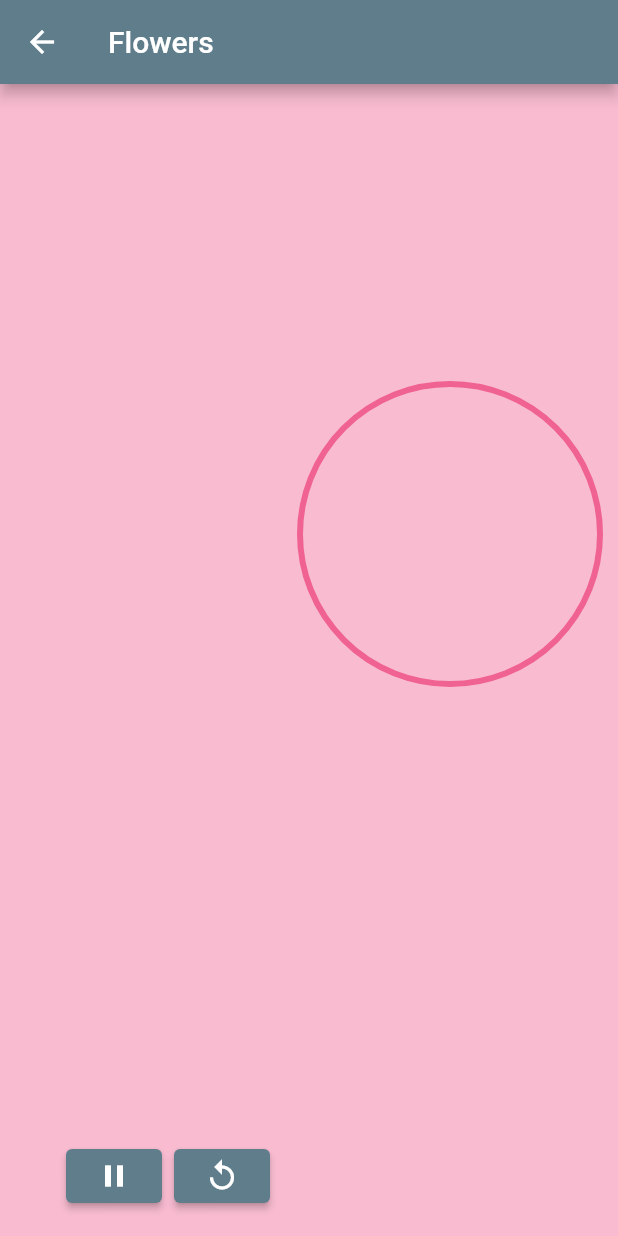
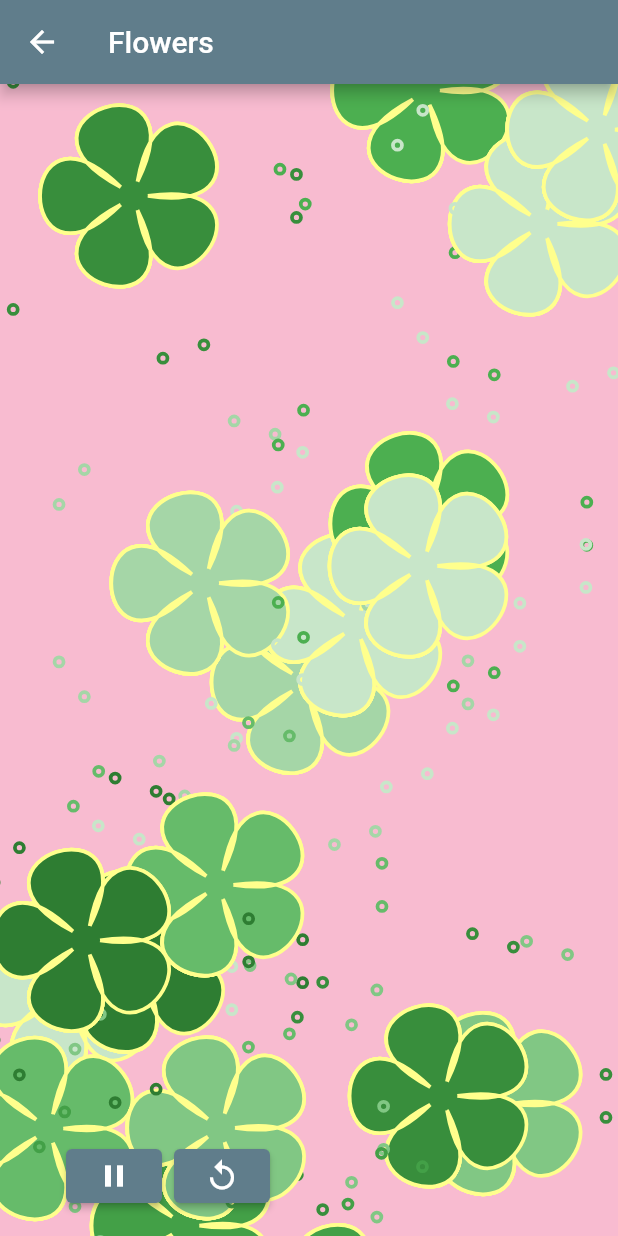
Before and after one commit to fullmers/flutter_animation_play, a Flutter app: the Flowers screen opened directly, after a tap on the "play arrow" icon, on a phone screen of 412 x 824 dp. Run offline on Flutter 3.47's test engine with Material 2 defaults, Android fonts, the phone set to English and light mode, and no system bars.

Commit message:
draw random flowers

```diff
--- a/lib/flowers/flower_painter.dart
+++ b/lib/flowers/flower_painter.dart
@@ -1,3 +1,4 @@
+import 'dart:math';
 import 'dart:ui';
 
 import 'package:flutter/material.dart';
@@ -6,24 +7,105 @@ import 'package:flutter/material.dart';
 class FlowerPainter extends CustomPainter {
   FlowerPainter({
     required this.progress,
+    required this.numPetals,
+    required this.center,
+    required this.width,
+    required this.height,
   });
 
   /// a value between 0.0 and 1.0 indicating the total progress of the animation. It comes from
   /// the animation controller in the calling widget
   final double progress;
+  final double width;
+  final double height;
 
+  final Offset center;
+  final int numPetals;
+
+  Offset _flowerCenter = Offset.zero;
+  final _ctrlPtHeight = 100.0;
+  final _outerWidthDelta = pi / 24;
+  final _r = 10.0;
+  final _numFlowers = 20;
+  final _paint = Paint();
+  final _random = Random();
+  Path petalsPath = Path();
+
+  double _theta = 0;
+  double _innerWidthSweep = 0;
+
+  // it appears that paint is called in desktop every time the mouse moves over a new widget, or in and out of the
+  // program screen
   @override
   void paint(Canvas canvas, Size size) {
-    var paint = Paint();
-    paint.style = PaintingStyle.stroke;
+    print('calling paint');
+    petalsPath.reset();
+    _innerWidthSweep = 2 * pi / (numPetals);
 
-    paint.strokeWidth = 4;
-    paint.color = Colors.pink[300]!;
-    canvas.drawCircle(Offset(300, 300), 100, paint);
+    _paint.color = Colors.pink[300]!;
+
+    _flowerCenter = center;
+    canvas.drawCircle(_flowerCenter, _r / 2, _paint);
+
+    for (int i = 1; i < _numFlowers; i++) {
+      int colorIndex = (i % 9) * 100;
+      if (colorIndex == 0) {
+        colorIndex = 100;
+      }
+      print('i: $i, colorIndex: $colorIndex');
+      _paint.color = Colors.green[colorIndex]!;
+      _drawFlower(canvas, Colors.green[colorIndex]!);
+    }
+  }
+
+  void _drawPetal(Canvas canvas, Color color) {
+    _paint.color = color;
+    Offset startPoint = _flowerCenter + Offset(_r * cos(_theta), _r * sin(_theta));
+
+    Offset endPt = _flowerCenter + Offset(_r * cos(_theta + _innerWidthSweep), _r * sin(_theta + _innerWidthSweep));
+
+    Offset pt1 = _flowerCenter +
+        Offset((_r + _ctrlPtHeight) * cos(_theta - (_outerWidthDelta)),
+            (_r + _ctrlPtHeight) * sin(_theta - (_outerWidthDelta)));
+    Offset pt2 = _flowerCenter +
+        Offset((_r + _ctrlPtHeight) * cos(_theta + (_innerWidthSweep + _outerWidthDelta)),
+            (_r + _ctrlPtHeight) * sin(_theta + (_innerWidthSweep + _outerWidthDelta)));
+
+    canvas.drawCircle(pt1, 3, _paint);
+    canvas.drawCircle(pt2, 3, _paint);
+
+    petalsPath.moveTo(startPoint.dx, startPoint.dy);
+    petalsPath.cubicTo(pt1.dx, pt1.dy, pt2.dx, pt2.dy, endPt.dx, endPt.dy);
+
+    _paint.style = PaintingStyle.fill;
+    canvas.drawPath(petalsPath, _paint);
+
+    _paint.style = PaintingStyle.stroke;
+    _paint.strokeWidth = 2.5;
+    _paint.color = Colors.yellowAccent[100]!;
+    canvas.drawPath(petalsPath, _paint);
   }
 
   @override
   bool shouldRepaint(covariant CustomPainter oldDelegate) {
     return true;
   }
+
+  void _drawFlower(Canvas canvas, Color color) {
+    petalsPath.reset();
+    _paint.color = color;
+    double dx = _random.nextDouble() * width;
+    double dy = _random.nextDouble() * height;
+    _flowerCenter = Offset(dx, dy);
+
+    _paint.style = PaintingStyle.fill;
+    canvas.drawCircle(_flowerCenter, _r, _paint);
+
+    _paint.style = PaintingStyle.stroke;
+
+    for (int i = 0; i < numPetals; i++) {
+      _theta = _theta + 2 * pi / numPetals;
+      _drawPetal(canvas, color);
+    }
+  }
 }
--- a/lib/flowers/flowers.dart
+++ b/lib/flowers/flowers.dart
@@ -17,10 +17,13 @@ class Flowers extends StatefulWidget {
 }
 
 class _FlowersState extends State<Flowers> with SingleTickerProviderStateMixin {
-  final int durationInMs = 10000;
+  final int durationInMs = 1000;
 
   late AnimationController _controller;
   bool _isPlaying = false;
+  Offset _center = Offset.zero;
+  double _width = 0;
+  double _height = 0;
 
   // beginning and end fields of Tween not needed, since the duration field in the controller provides this
   static final _animation = Tween<double>();
@@ -40,11 +43,12 @@ class _FlowersState extends State<Flowers> with SingleTickerProviderStateMixin {
 
   @override
   void didChangeDependencies() {
-    final width = MediaQuery.of(context).size.width;
-    final height = MediaQuery.of(context).size.height;
-    final center = Offset(
-      width / 2,
-      height / 2,
+    print('calling didChangeDependencies');
+    _width = MediaQuery.of(context).size.width;
+    _height = MediaQuery.of(context).size.height;
+    _center = Offset(
+      _width / 2,
+      _height / 2,
     );
 
     super.didChangeDependencies();
@@ -58,13 +62,18 @@ class _FlowersState extends State<Flowers> with SingleTickerProviderStateMixin {
 
   @override
   Widget build(BuildContext context) {
+    print('calling build');
     return Scaffold(
       appBar: AppBar(
         title: Text(widget.title),
       ),
       body: CustomPaint(
         foregroundPainter: FlowerPainter(
+          numPetals: 5,
           progress: _controller.value,
+          center: _center,
+          width: _width,
+          height: _height,
         ),
         child: Container(
           color: Colors.pink[100],
```
